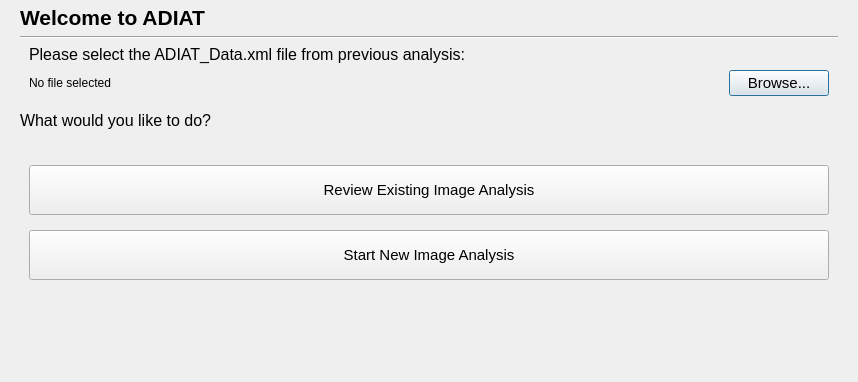
The window that resources/views/images/ImageAnalysisGuide.ui (crgrove/automated-drone-image-analysis-tool) describes before a commit, drawn with Qt 5; both pictures show x 0 to 858 and y 0 to 382 of the 858 by 600 pixel window.
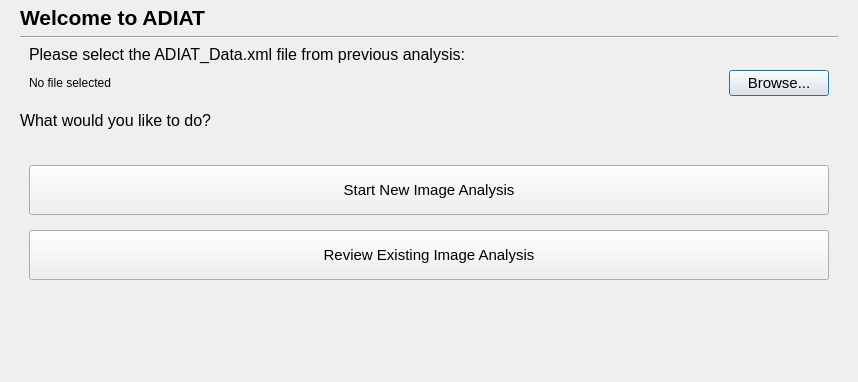
The same window after the commit.

Commit message: Major Features: - Add comprehensive distance unit preference support (Meters/Feet)   - Enhanced AltitudeController to display and accept altitude in user's preferred unit   - Added unit conversion helpers (_convert_feet_to_preferred_unit, _convert_preferred_unit_to_feet)   - Updated altitude dialogs to show values in preferred unit (meters or feet)   - Improved altitude conversion logic in ImageCapturePage with smart detection   - Updated TargetSizePage to show examples in preferred unit (sqm/sqft)   - RangeSlider now supports unit parameter for proper display

Patch:
```diff
--- a/resources/views/images/ImageAnalysisGuide.ui
+++ b/resources/views/images/ImageAnalysisGuide.ui
@@ -150,14 +150,14 @@
            <number>15</number>
           </property>
           <item>
-           <widget class="QPushButton" name="reviewButton">
+           <widget class="QPushButton" name="newAnalysisButton">
             <property name="font">
              <font>
               <pointsize>11</pointsize>
              </font>
             </property>
             <property name="text">
-             <string>Review Existing Image Analysis</string>
+             <string>Start New Image Analysis</string>
             </property>
             <property name="minimumSize">
              <size>
@@ -168,14 +168,14 @@
            </widget>
           </item>
           <item>
-           <widget class="QPushButton" name="newAnalysisButton">
+           <widget class="QPushButton" name="reviewButton">
             <property name="font">
              <font>
               <pointsize>11</pointsize>
              </font>
             </property>
             <property name="text">
-             <string>Start New Image Analysis</string>
+             <string>Review Existing Image Analysis</string>
             </property>
             <property name="minimumSize">
              <size>
```
The commit also changes 66 other files.
